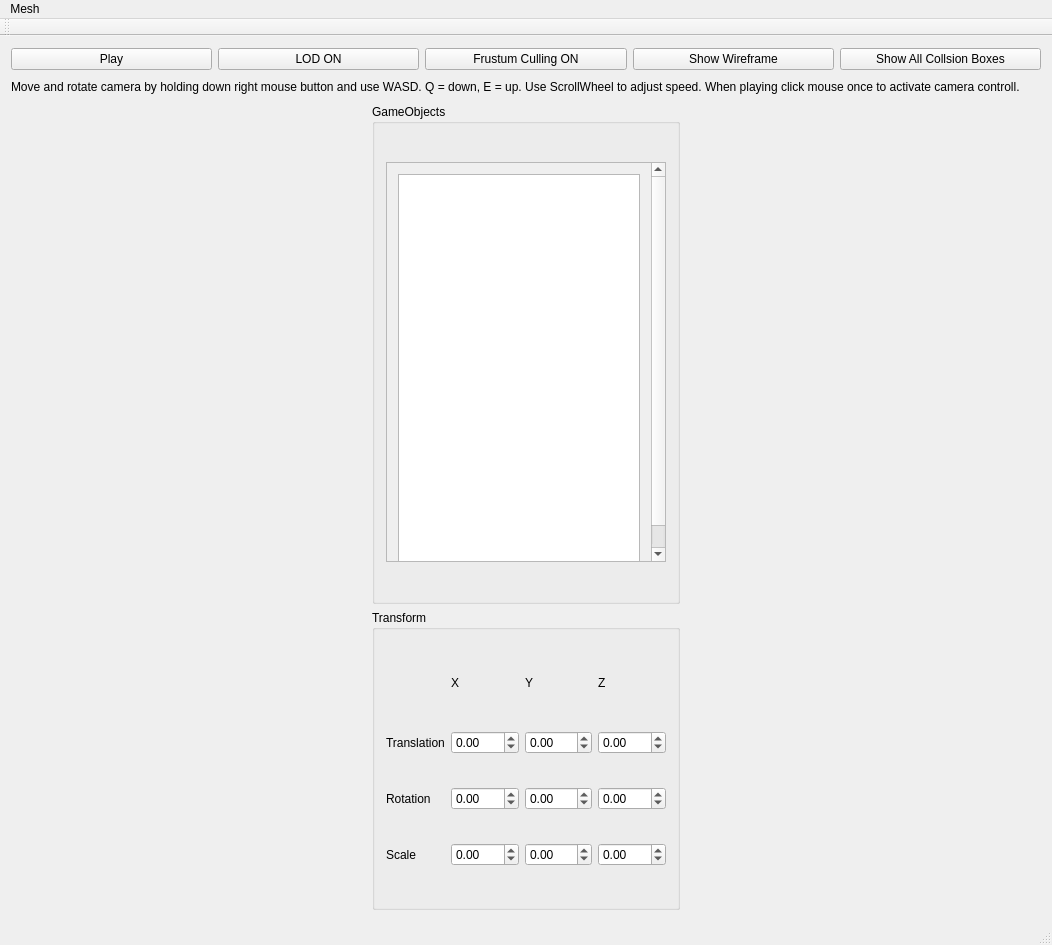
First picture: the form in mainwindow.ui, repository FredrikEik/Game_Engine_Architecture, before the edit.
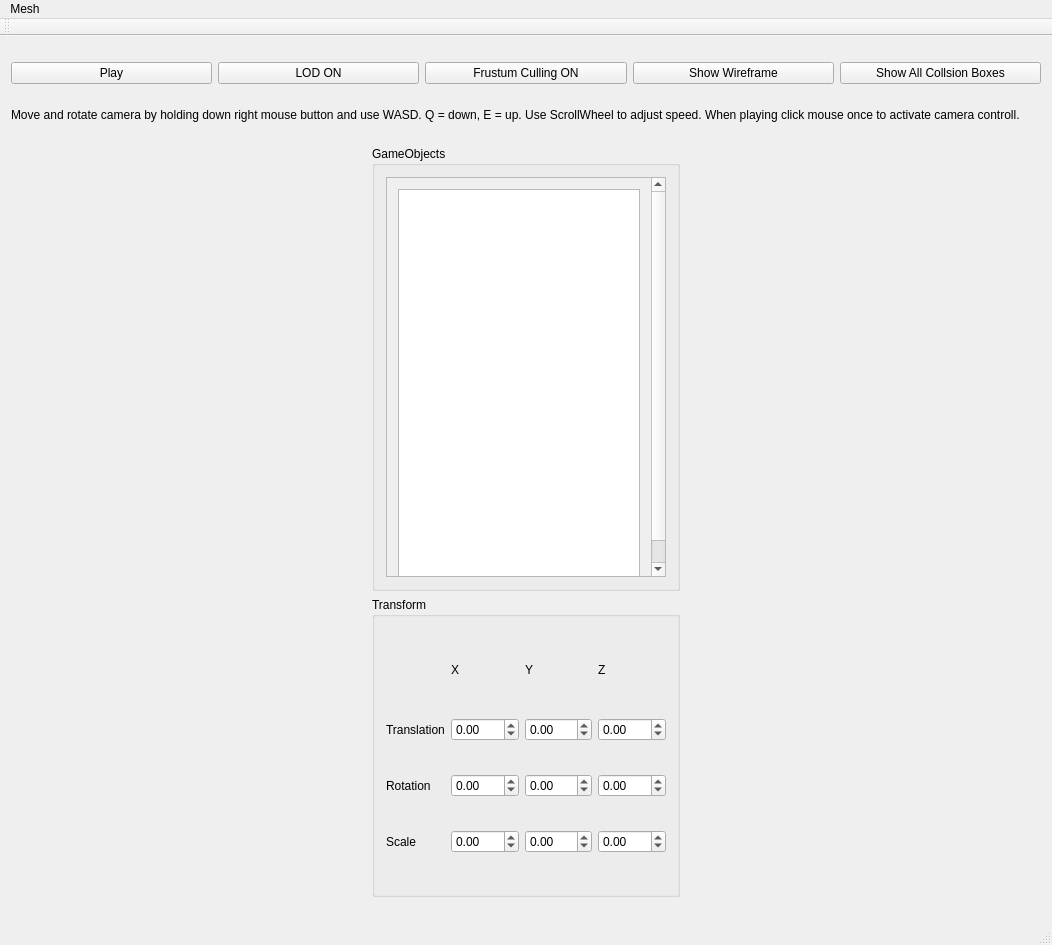
Second picture: the form after the edit.

Commit message: (needs cleanup) AABB collision working with sliding

```diff
--- a/mainwindow.ui
+++ b/mainwindow.ui
@@ -111,7 +111,7 @@
             <property name="minimumSize">
              <size>
               <width>300</width>
-              <height>500</height>
+              <height>400</height>
              </size>
             </property>
             <property name="title">
```
The commit also changes 1 other file.
